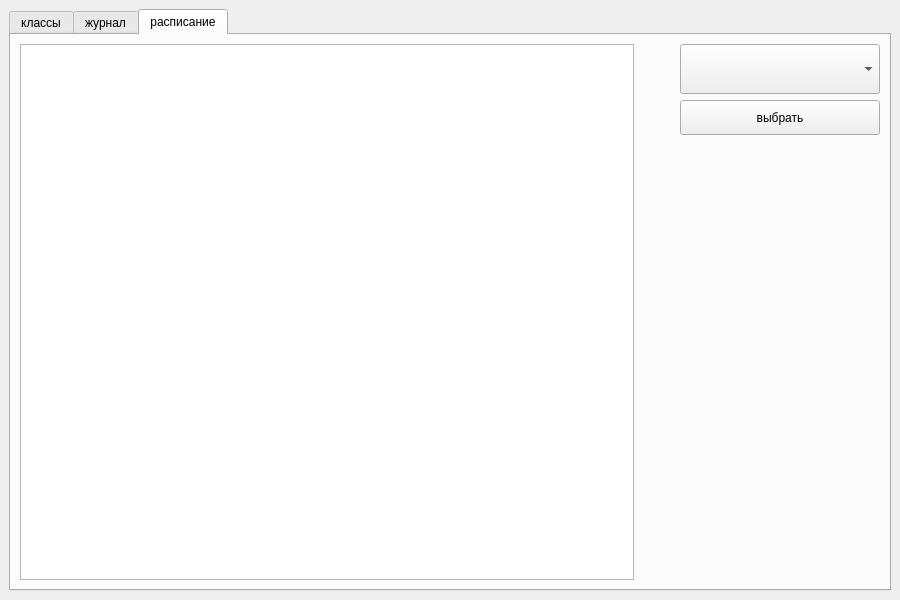
KaledaKirill/SchoolManagmentSystem, file SchoolManagmentSystem/Views/Forms/teacherwindow.ui: the form before one commit.
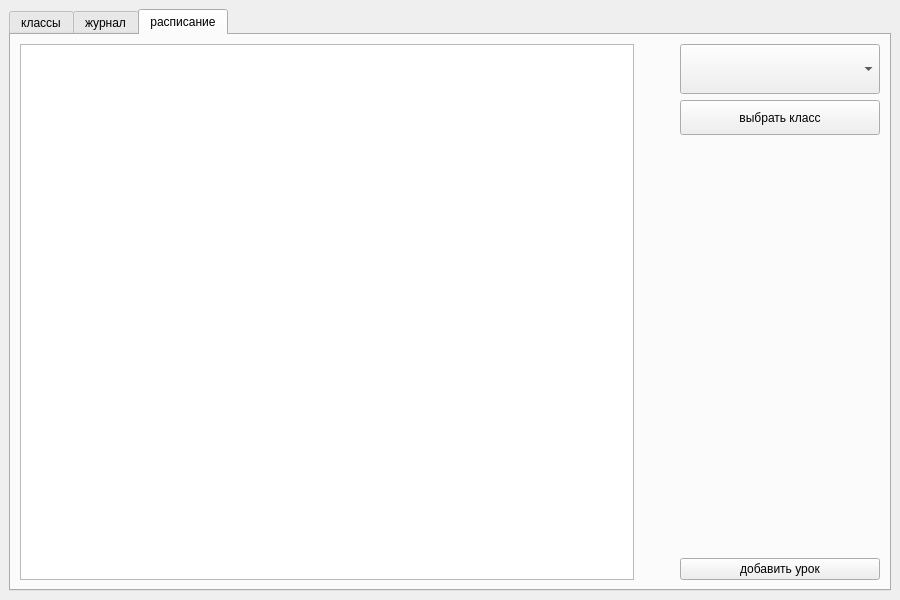
The form after the commit. The open tabs and pages were chosen to show the change. Icons and pictures are not drawn.

What changed in the file:
```diff
--- a/SchoolManagmentSystem/Views/Forms/teacherwindow.ui
+++ b/SchoolManagmentSystem/Views/Forms/teacherwindow.ui
@@ -11,7 +11,7 @@
    </rect>
   </property>
   <property name="sizePolicy">
-   <sizepolicy hsizetype="Fixed" vsizetype="Fixed">
+   <sizepolicy hsizetype="Ignored" vsizetype="Fixed">
     <horstretch>0</horstretch>
     <verstretch>0</verstretch>
    </sizepolicy>
@@ -673,7 +673,7 @@
              </size>
             </property>
             <property name="text">
-             <string>выбрать</string>
+             <string>выбрать класс</string>
             </property>
            </widget>
           </item>
@@ -690,6 +690,13 @@
             </property>
            </spacer>
           </item>
+          <item>
+           <widget class="QPushButton" name="addLessonBtn">
+            <property name="text">
+             <string>добавить урок</string>
+            </property>
+           </widget>
+          </item>
          </layout>
         </item>
        </layout>
```
Left out of the diff: 8 changed lines with no effect on the pictures.
